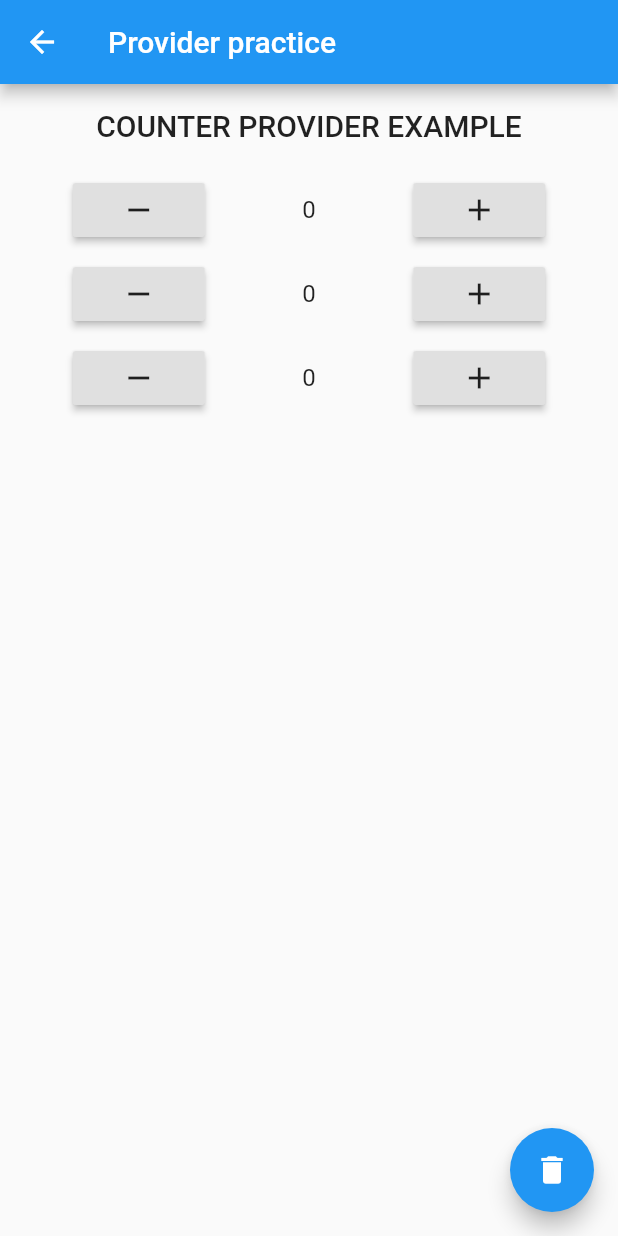
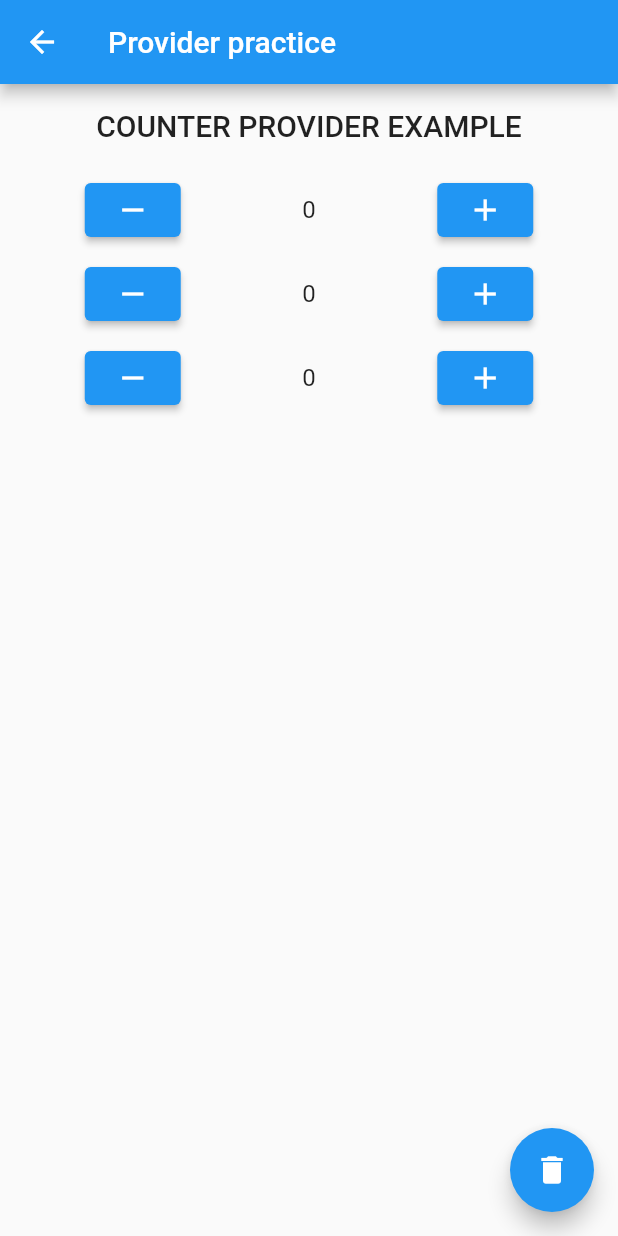
Before and after one commit to davicorpedev/learning, a Flutter app: the screen it shows after launch, after a tap on "Providers", on a phone screen of 412 x 824 dp. Run offline on Flutter 3.47's test engine with Material 2 defaults, Android fonts, the phone set to English and light mode, and no system bars.

Commit message:
Migrate to Null Safety
Migration to null safety and Flutter 2

```diff
--- a/lib/application/counter/counter_stream.dart
+++ b/lib/application/counter/counter_stream.dart
@@ -3,7 +3,7 @@ import 'dart:async';
 class CounterStream {
   int _count = 0;
 
-  Timer _timer;
+  late Timer _timer;
 
   final _controller = StreamController<int>();
 
--- a/lib/application/progress/progress_stream.dart
+++ b/lib/application/progress/progress_stream.dart
@@ -5,7 +5,7 @@ class ProgressStream {
 
   double _progress = 0;
 
-  Timer _timer;
+  late Timer _timer;
 
   final _controller = StreamController<double>();
 
--- a/lib/presentation/app.dart
+++ b/lib/presentation/app.dart
@@ -12,7 +12,7 @@ class App extends StatelessWidget {
           mainAxisSize: MainAxisSize.max,
           children: [
             ListTile(
-              title: RaisedButton(
+              title: ElevatedButton(
                 child: Text("Providers"),
                 onPressed: () {
                   Navigator.pushNamed(context, providerPageRoute);
@@ -20,7 +20,7 @@ class App extends StatelessWidget {
               ),
             ),
             ListTile(
-              title: RaisedButton(
+              title: ElevatedButton(
                 child: Text("Streams"),
                 onPressed: () {
                   Navigator.pushNamed(context, streamPageRoute);
@@ -28,7 +28,7 @@ class App extends StatelessWidget {
               ),
             ),
             ListTile(
-              title: RaisedButton(
+              title: ElevatedButton(
                 child: Text("Animations"),
                 onPressed: () {
                   Navigator.pushNamed(context, animationPageRoute);
@@ -36,7 +36,7 @@ class App extends StatelessWidget {
               ),
             ),
             ListTile(
-              title: RaisedButton(
+              title: ElevatedButton(
                 child: Text("Routes"),
                 onPressed: () {
                   Navigator.pushNamed(
--- a/lib/presentation/pages/animation/animation_page.dart
+++ b/lib/presentation/pages/animation/animation_page.dart
@@ -8,7 +8,7 @@ class AnimationPage extends StatefulWidget {
 
 class _AnimationPageState extends State<AnimationPage>
     with SingleTickerProviderStateMixin {
-  AnimationController _controller;
+  late AnimationController _controller;
 
   @override
   void initState() {
@@ -63,7 +63,7 @@ class _AnimationPageState extends State<AnimationPage>
                       ),
                     ),
                   ),
-                  builder: (BuildContext context, Widget child) {
+                  builder: (BuildContext context, Widget? child) {
                     return Transform.scale(
                       scale: _controller.value,
                       child: child,
--- a/lib/presentation/pages/provider/provider_page.dart
+++ b/lib/presentation/pages/provider/provider_page.dart
@@ -1,7 +1,6 @@
 import 'package:flutter/material.dart';
 import 'package:learning_app/application/counter/counter_provider.dart';
 import 'package:learning_app/presentation/pages/provider/widgets/counter_controller.dart';
-import 'package:provider/provider.dart';
 
 class ProviderPage extends StatefulWidget {
   @override
--- a/lib/presentation/pages/provider/widgets/counter_controller.dart
+++ b/lib/presentation/pages/provider/widgets/counter_controller.dart
@@ -3,13 +3,13 @@ import 'package:learning_app/application/counter/counter_provider.dart';
 import 'package:provider/provider.dart';
 
 class CounterController extends StatelessWidget {
-  final CounterProvider provider;
+  final CounterProvider? provider;
 
-  const CounterController({Key key, this.provider}) : super(key: key);
+  const CounterController({Key? key, this.provider}) : super(key: key);
 
   @override
   Widget build(BuildContext context) {
-    return ChangeNotifierProvider<CounterProvider>(
+    return ChangeNotifierProvider<CounterProvider?>(
       create: (_) => provider,
       child: Consumer<CounterProvider>(
         builder: (_, provider, __) {
@@ -18,14 +18,14 @@ class CounterController extends StatelessWidget {
               mainAxisAlignment: MainAxisAlignment.spaceAround,
               mainAxisSize: MainAxisSize.max,
               children: [
-                RaisedButton(
+                ElevatedButton(
                   child: Icon(Icons.remove),
                   onPressed: () {
                     provider.decrease();
                   },
                 ),
                 Text("${provider.counter}"),
-                RaisedButton(
+                ElevatedButton(
                   child: Icon(Icons.add),
                   onPressed: () {
                     provider.increase();
--- a/lib/presentation/pages/stream/stream_page.dart
+++ b/lib/presentation/pages/stream/stream_page.dart
@@ -1,5 +1,3 @@
-import 'dart:async';
-
 import 'package:flutter/material.dart';
 import 'package:learning_app/application/counter/counter_stream.dart';
 import 'package:learning_app/application/progress/progress_stream.dart';
```
Also changed, not shown: lib/presentation/pages/routes/route_page.dart (+4 -4 lines), pubspec.yaml (+2 -16 lines), pubspec.lock, 2 other files.
